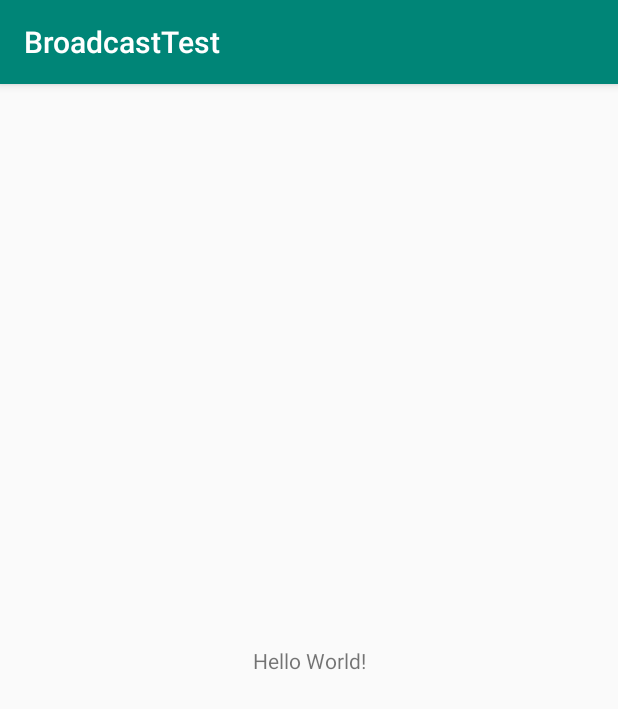
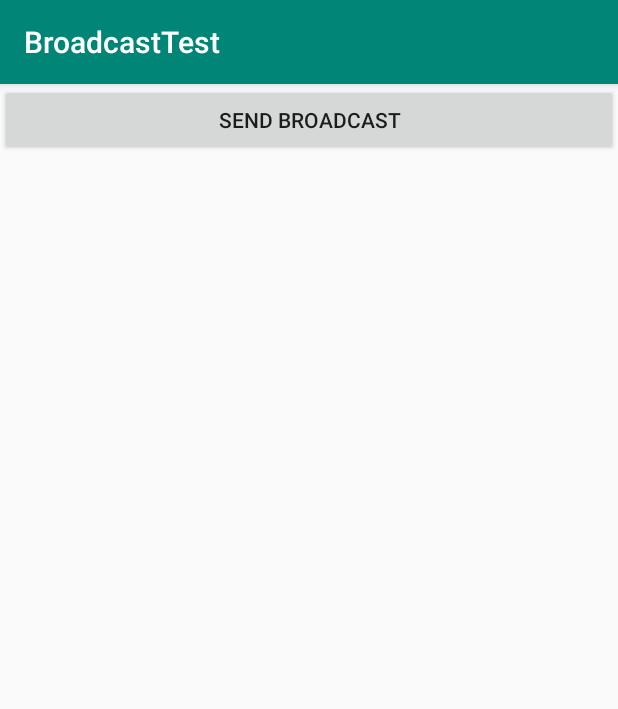
Before and after one commit to 15363396171/2017118146_android, an Android app: the screen it shows after launch (MainActivity), on a phone screen of 412 x 824 dp. Shown: the top 709 px of the screen. Run offline under Robolectric (Android 15) with nearby library versions, the phone set to English and light mode, and no system bars.

Commit message:
发送标准广播

```diff
--- a/BroadcastTest/app/src/main/AndroidManifest.xml
+++ b/BroadcastTest/app/src/main/AndroidManifest.xml
@@ -17,7 +17,8 @@
             android:enabled="true"
             android:exported="true">
             <intent-filter>
-                <action android:name="android.intent.action.BOOT_COMPLETED" />
+                //<action android:name="android.intent.action.BOOT_COMPLETED" />
+                <action android:name="com.example.broadcasttest.MY_BROADCAST" />
             </intent-filter>
         </receiver>
 
--- a/BroadcastTest/app/src/main/java/example/com/broadcasttest/MainActivity.java
+++ b/BroadcastTest/app/src/main/java/example/com/broadcasttest/MainActivity.java
@@ -9,6 +9,8 @@ import android.content.IntentFilter;
 import android.net.ConnectivityManager;
 import android.net.NetworkInfo;
 import android.os.Bundle;
+import android.view.View;
+import android.widget.Button;
 import android.widget.Toast;
 
 import java.nio.channels.NetworkChannel;
@@ -23,6 +25,15 @@ public class MainActivity extends AppCompatActivity {
     protected void onCreate(Bundle savedInstanceState) {
         super.onCreate(savedInstanceState);
         setContentView(R.layout.activity_main);
+        Button button=(Button) findViewById(R.id.button);
+        button.setOnClickListener(new View.OnClickListener(){
+            @Override
+            public void onClick(View v){
+                Intent intent=new
+                        Intent("com.example.broadcasttest.MY_BROADCAST");
+                sendBroadcast(intent);
+            }
+        });
         intentFilter=new IntentFilter();
         intentFilter.addAction("android.net.conn.CONNECTIVITY_CHANGE");
         networkChangeReceiver=new NetworkChangeReceiver();
--- a/BroadcastTest/app/src/main/res/layout/activity_main.xml
+++ b/BroadcastTest/app/src/main/res/layout/activity_main.xml
@@ -1,18 +1,14 @@
 <?xml version="1.0" encoding="utf-8"?>
-<androidx.constraintlayout.widget.ConstraintLayout xmlns:android="http://schemas.android.com/apk/res/android"
-    xmlns:app="http://schemas.android.com/apk/res-auto"
-    xmlns:tools="http://schemas.android.com/tools"
+<LinearLayout xmlns:android="http://schemas.android.com/apk/res/android"
+    android:orientation="vertical"
     android:layout_width="match_parent"
     android:layout_height="match_parent"
-    tools:context=".MainActivity">
+    >
 
-    <TextView
-        android:layout_width="wrap_content"
+    <Button
+        android:id="@+id/button"
+        android:layout_width="match_parent"
         android:layout_height="wrap_content"
-        android:text="Hello World!"
-        app:layout_constraintBottom_toBottomOf="parent"
-        app:layout_constraintLeft_toLeftOf="parent"
-        app:layout_constraintRight_toRightOf="parent"
-        app:layout_constraintTop_toTopOf="parent" />
+        android:text="Send Broadcast" />
 
-</androidx.constraintlayout.widget.ConstraintLayout>
+</LinearLayout>
```
Also changed, not shown: BroadcastTest/app/src/main/java/example/com/broadcasttest/MyBroadcastReceiver.java (added, +13 -0 lines).
